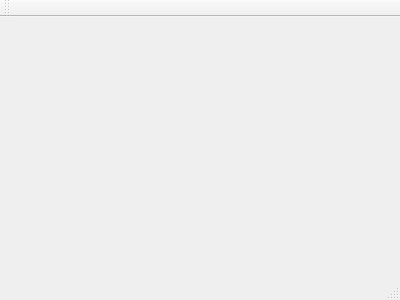
First picture: the form in mainwindow.ui, repository darkdragon276/ROBOT_5DOF_GUI, before the edit.
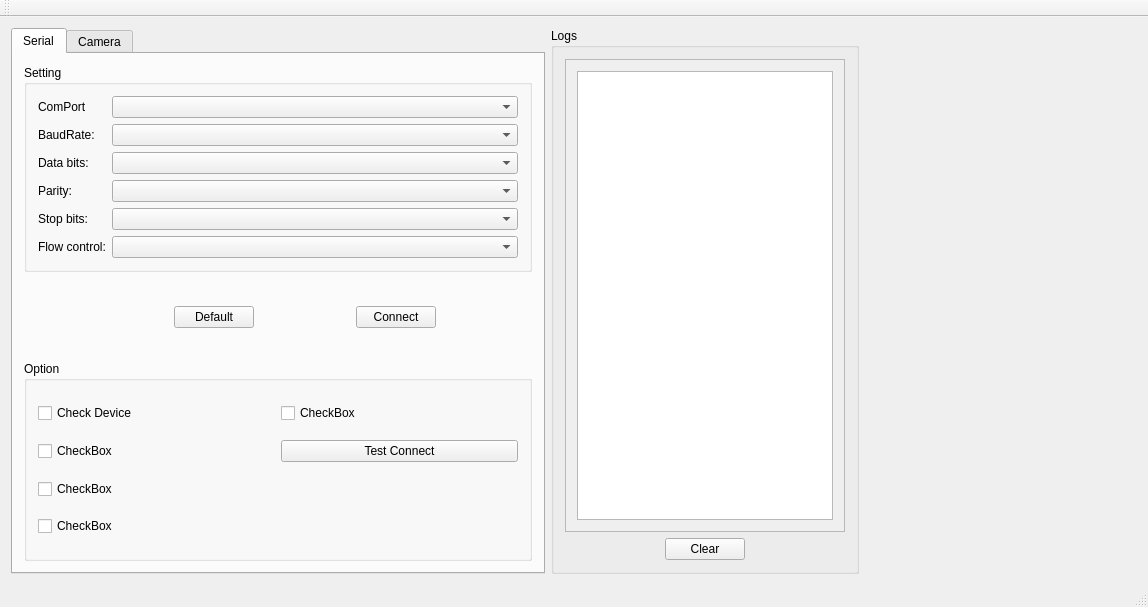
Second picture: the form after the edit. The open tabs and pages were chosen to show the change.

What changed in the file:
```diff
--- a/mainwindow.ui
+++ b/mainwindow.ui
@@ -1,24 +1,560 @@
 <ui version="4.0">
  <class>MainWindow</class>
- <widget class="QMainWindow" name="MainWindow" >
-  <property name="geometry" >
+ <widget class="QMainWindow" name="MainWindow">
+  <property name="geometry">
    <rect>
     <x>0</x>
     <y>0</y>
-    <width>400</width>
-    <height>300</height>
+    <width>1148</width>
+    <height>607</height>
    </rect>
   </property>
   <property name="windowTitle" >
    <string>MainWindow</string>
   </property>
-  <widget class="QMenuBar" name="menuBar" />
-  <widget class="QToolBar" name="mainToolBar" />
-  <widget class="QWidget" name="centralWidget" />
-  <widget class="QStatusBar" name="statusBar" />
+  <widget class="QWidget" name="centralWidget">
+   <property name="sizePolicy">
+    <sizepolicy hsizetype="Fixed" vsizetype="Fixed">
+     <horstretch>0</horstretch>
+     <verstretch>0</verstretch>
+    </sizepolicy>
+   </property>
+   <layout class="QGridLayout" name="gridLayout">
+    <item row="1" column="2">
+     <widget class="QGroupBox" name="groupBox_Logs">
+      <property name="title">
+       <string>Logs</string>
+      </property>
+      <layout class="QVBoxLayout" name="verticalLayout">
+       <item>
+        <widget class="QScrollArea" name="scrollArea">
+         <property name="widgetResizable">
+          <bool>true</bool>
+         </property>
+         <widget class="QWidget" name="scrollAreaWidgetContents">
+          <property name="geometry">
+           <rect>
+            <x>0</x>
+            <y>0</y>
+            <width>274</width>
+            <height>449</height>
+           </rect>
+          </property>
+          <layout class="QVBoxLayout" name="verticalLayout_2">
+           <item>
+            <widget class="QTextEdit" name="textEdit"/>
+           </item>
+          </layout>
+         </widget>
+        </widget>
+       </item>
+       <item>
+        <layout class="QHBoxLayout" name="horizontalLayout">
+         <item>
+          <spacer name="horizontalSpacer_6">
+           <property name="orientation">
+            <enum>Qt::Horizontal</enum>
+           </property>
+           <property name="sizeHint" stdset="0">
+            <size>
+             <width>40</width>
+             <height>20</height>
+            </size>
+           </property>
+          </spacer>
+         </item>
+         <item>
+          <widget class="QPushButton" name="pushButton_LogsClear">
+           <property name="text">
+            <string>Clear</string>
+           </property>
+          </widget>
+         </item>
+         <item>
+          <spacer name="horizontalSpacer_7">
+           <property name="orientation">
+            <enum>Qt::Horizontal</enum>
+           </property>
+           <property name="sizeHint" stdset="0">
+            <size>
+             <width>40</width>
+             <height>20</height>
+            </size>
+           </property>
+          </spacer>
+         </item>
+        </layout>
+       </item>
+      </layout>
+     </widget>
+    </item>
+    <item row="1" column="1">
+     <widget class="QTabWidget" name="tabWidget">
+      <property name="currentIndex">
+       <number>1</number>
+      </property>
+      <widget class="QWidget" name="tabSerial">
+       <attribute name="title">
+        <string>Serial</string>
+       </attribute>
+       <layout class="QGridLayout" name="gridLayout_2">
+        <item row="2" column="0">
+         <layout class="QHBoxLayout" name="horizontalLayout_2">
+          <property name="spacing">
+           <number>6</number>
+          </property>
+          <item>
+           <spacer name="horizontalSpacer_2">
+            <property name="orientation">
+             <enum>Qt::Horizontal</enum>
+            </property>
+            <property name="sizeType">
+             <enum>QSizePolicy::Fixed</enum>
+            </property>
+            <property name="sizeHint" stdset="0">
+             <size>
+              <width>150</width>
+              <height>20</height>
+             </size>
+            </property>
+           </spacer>
+          </item>
+          <item>
+           <widget class="QPushButton" name="pushButton_Serial_Default">
+            <property name="text">
+             <string>Default</string>
+            </property>
+           </widget>
+          </item>
+          <item>
+           <spacer name="horizontalSpacer">
+            <property name="orientation">
+             <enum>Qt::Horizontal</enum>
+            </property>
+            <property name="sizeHint" stdset="0">
+             <size>
+              <width>40</width>
+              <height>20</height>
+             </size>
+            </property>
+           </spacer>
+          </item>
+          <item>
+           <widget class="QPushButton" name="pushButton_Serial_Connect">
+            <property name="text">
+             <string>Connect</string>
+            </property>
+           </widget>
+          </item>
+          <item>
+           <spacer name="horizontalSpacer_3">
+            <property name="orientation">
+             <enum>Qt::Horizontal</enum>
+            </property>
+            <property name="sizeHint" stdset="0">
+             <size>
+              <width>40</width>
+              <height>20</height>
+             </size>
+            </property>
+           </spacer>
+          </item>
+         </layout>
+        </item>
+        <item row="4" column="0">
+         <widget class="QGroupBox" name="groupBox_SerialOption">
+          <property name="sizePolicy">
+           <sizepolicy hsizetype="Minimum" vsizetype="Minimum">
+            <horstretch>0</horstretch>
+            <verstretch>0</verstretch>
+           </sizepolicy>
+          </property>
+          <property name="minimumSize">
+           <size>
+            <width>0</width>
+            <height>200</height>
+           </size>
+          </property>
+          <property name="title">
+           <string>Option</string>
+          </property>
+          <layout class="QGridLayout" name="gridLayout_3">
+           <item row="0" column="0">
+            <widget class="QCheckBox" name="checkBox">
+             <property name="text">
+              <string>Check Device</string>
+             </property>
+            </widget>
+           </item>
+           <item row="1" column="1">
+            <widget class="QPushButton" name="pushButton_Test">
+             <property name="text">
+              <string>Test Connect</string>
+             </property>
+            </widget>
+           </item>
+           <item row="0" column="1">
+            <widget class="QCheckBox" name="checkBox_5">
+             <property name="text">
+              <string>CheckBox</string>
+             </property>
+            </widget>
+           </item>
+           <item row="3" column="0">
+            <widget class="QCheckBox" name="checkBox_3">
+             <property name="text">
+              <string>CheckBox</string>
+             </property>
+            </widget>
+           </item>
+           <item row="2" column="0">
+            <widget class="QCheckBox" name="checkBox_2">
+             <property name="text">
+              <string>CheckBox</string>
+             </property>
+            </widget>
+           </item>
+           <item row="1" column="0">
+            <widget class="QCheckBox" name="checkBox_4">
+             <property name="text">
+              <string>CheckBox</string>
+             </property>
+            </widget>
+           </item>
+          </layout>
+         </widget>
+        </item>
+        <item row="0" column="0">
+         <widget class="QGroupBox" name="groupBox_SerialSetting">
+          <property name="title">
+           <string>Setting</string>
+          </property>
+          <layout class="QVBoxLayout" name="verticalLayout_3">
+           <item>
+            <layout class="QFormLayout" name="formLayout">
+             <item row="0" column="0">
+              <widget class="QLabel" name="label_Comport">
+               <property name="text">
+                <string>ComPort</string>
+               </property>
+              </widget>
+             </item>
+             <item row="0" column="1">
+              <widget class="QComboBox" name="comboBox_Comport"/>
+             </item>
+             <item row="1" column="0">
+              <widget class="QLabel" name="label_Baudrate">
+               <property name="text">
+                <string>BaudRate:</string>
+               </property>
+              </widget>
+             </item>
+             <item row="1" column="1">
+              <widget class="QComboBox" name="comboBox_Baudrate"/>
+             </item>
+             <item row="2" column="0">
+              <widget class="QLabel" name="label_Databits">
+               <property name="text">
+                <string>Data bits:</string>
+               </property>
+              </widget>
+             </item>
+             <item row="2" column="1">
+              <widget class="QComboBox" name="comboBox_Databits"/>
+             </item>
+             <item row="3" column="0">
+              <widget class="QLabel" name="label_Parity">
+               <property name="text">
+                <string>Parity:</string>
+               </property>
+              </widget>
+             </item>
+             <item row="3" column="1">
+              <widget class="QComboBox" name="comboBox_Parity"/>
+             </item>
+             <item row="4" column="0">
+              <widget class="QLabel" name="label_Stopbits">
+               <property name="text">
+                <string>Stop bits:</string>
+               </property>
+              </widget>
+             </item>
+             <item row="4" column="1">
+              <widget class="QComboBox" name="comboBox_Stopbits"/>
+             </item>
+             <item row="5" column="0">
+              <widget class="QLabel" name="label_Flowcontrol">
+               <property name="text">
+                <string>Flow control:</string>
+               </property>
+              </widget>
+             </item>
+             <item row="5" column="1">
+              <widget class="QComboBox" name="comboBox_Flowcontrol"/>
+             </item>
+            </layout>
+           </item>
+          </layout>
+         </widget>
+        </item>
+        <item row="3" column="0">
+         <spacer name="verticalSpacer">
+          <property name="orientation">
+           <enum>Qt::Vertical</enum>
+          </property>
+          <property name="sizeHint" stdset="0">
+           <size>
+            <width>0</width>
+            <height>0</height>
+           </size>
+          </property>
+         </spacer>
+        </item>
+        <item row="1" column="0">
+         <spacer name="verticalSpacer_2">
+          <property name="orientation">
+           <enum>Qt::Vertical</enum>
+          </property>
+          <property name="sizeHint" stdset="0">
+           <size>
+            <width>0</width>
+            <height>0</height>
+           </size>
+          </property>
+         </spacer>
+        </item>
+       </layout>
+      </widget>
+      <widget class="QWidget" name="tabCamera">
+       <attribute name="title">
+        <string>Camera</string>
+       </attribute>
+       <layout class="QGridLayout" name="gridLayout_4">
+        <item row="0" column="0">
+         <widget class="QGroupBox" name="groupBox_Camera">
+          <property name="title">
+           <string>Camera</string>
+          </property>
+          <layout class="QVBoxLayout" name="verticalLayout_4">
+           <item>
+            <layout class="QHBoxLayout" name="horizontalLayout_4">
+             <property name="sizeConstraint">
+              <enum>QLayout::SetFixedSize</enum>
+             </property>
+             <item>
+              <widget class="QLabel" name="label_CameraDevice">
+               <property name="text">
+                <string>Device</string>
+               </property>
+              </widget>
+             </item>
+             <item>
+              <widget class="QComboBox" name="comboBox_CameraDevice">
+               <property name="sizePolicy">
+                <sizepolicy hsizetype="Minimum" vsizetype="Fixed">
+                 <horstretch>0</horstretch>
+                 <verstretch>0</verstretch>
+                </sizepolicy>
+               </property>
+               <property name="minimumSize">
+                <size>
+                 <width>200</width>
+                 <height>0</height>
+                </size>
+               </property>
+               <property name="maximumSize">
+                <size>
+                 <width>86</width>
+                 <height>16777215</height>
+                </size>
+               </property>
+              </widget>
+             </item>
+             <item>
+              <spacer name="horizontalSpacer_">
+               <property name="orientation">
+                <enum>Qt::Horizontal</enum>
+               </property>
+               <property name="sizeHint" stdset="0">
+                <size>
+                 <width>40</width>
+                 <height>20</height>
+                </size>
+               </property>
+              </spacer>
+             </item>
+             <item>
+              <widget class="QPushButton" name="pushButton_Camera_Connect">
+               <property name="text">
+                <string>Connect</string>
+               </property>
+              </widget>
+             </item>
+             <item>
+              <spacer name="horizontalSpacer_1">
+               <property name="orientation">
+                <enum>Qt::Horizontal</enum>
+               </property>
+               <property name="sizeHint" stdset="0">
+                <size>
+                 <width>40</width>
+                 <height>20</height>
+                </size>
+               </property>
+              </spacer>
+             </item>
+            </layout>
+           </item>
+           <item>
+            <widget class="QLabel" name="label_Camera_show">
+             <property name="sizePolicy">
+              <sizepolicy hsizetype="Fixed" vsizetype="Fixed">
+               <horstretch>0</horstretch>
+               <verstretch>0</verstretch>
+              </sizepolicy>
+             </property>
+             <property name="minimumSize">
+              <size>
+               <width>480</width>
+               <height>320</height>
+              </size>
+             </property>
+             <property name="maximumSize">
+              <size>
+               <width>1920</width>
+               <height>1080</height>
+              </size>
+             </property>
+             <property name="autoFillBackground">
+              <bool>true</bool>
+             </property>
+             <property name="frameShape">
+              <enum>QFrame::Box</enum>
+             </property>
+             <property name="lineWidth">
+              <number>2</number>
+             </property>
+             <property name="text">
+              <string>Video</string>
+             </property>
+            </widget>
+           </item>
+           <item>
+            <layout class="QHBoxLayout" name="horizontalLayout_3">
+             <property name="sizeConstraint">
+              <enum>QLayout::SetFixedSize</enum>
+             </property>
+             <item>
+              <spacer name="horizontalSpacer_4">
+               <property name="orientation">
+                <enum>Qt::Horizontal</enum>
+               </property>
+               <property name="sizeHint" stdset="0">
+                <size>
+                 <width>40</width>
+                 <height>20</height>
+                </size>
+               </property>
+              </spacer>
+             </item>
+             <item>
+              <widget class="QPushButton" name="pushButton_TestCamera">
+               <property name="text">
+                <string>Test Camera</string>
+               </property>
+              </widget>
+             </item>
+             <item>
+              <spacer name="horizontalSpacer_5">
+               <property name="orientation">
+                <enum>Qt::Horizontal</enum>
+               </property>
+               <property name="sizeHint" stdset="0">
+                <size>
+                 <width>40</width>
+                 <height>20</height>
+                </size>
+               </property>
+              </spacer>
+             </item>
+             <item>
+              <widget class="QPushButton" name="pushButton_Calib">
+               <property name="text">
+                <string>Calib</string>
+               </property>
+              </widget>
+             </item>
+             <item>
+              <spacer name="horizontalSpacer_8">
+               <property name="orientation">
+                <enum>Qt::Horizontal</enum>
+               </property>
+               <property name="sizeHint" stdset="0">
+                <size>
+                 <width>40</width>
+                 <height>20</height>
+                </size>
+               </property>
+              </spacer>
+             </item>
+             <item>
+              <widget class="QPushButton" name="pushButton_Run">
+               <property name="text">
+                <string>Run</string>
+               </property>
+              </widget>
+             </item>
+             <item>
+              <spacer name="horizontalSpacer_9">
+               <property name="orientation">
+                <enum>Qt::Horizontal</enum>
+               </property>
+               <property name="sizeHint" stdset="0">
+                <size>
+                 <width>40</width>
+                 <height>20</height>
+                </size>
+               </property>
+              </spacer>
+             </item>
+            </layout>
+           </item>
+          </layout>
+         </widget>
+        </item>
+       </layout>
+      </widget>
+     </widget>
+    </item>
+    <item row="1" column="3">
+     <widget class="QStackedWidget" name="stackedWidget">
+      <widget class="QWidget" name="page"/>
+      <widget class="QWidget" name="page_2"/>
+     </widget>
+    </item>
+   </layout>
+  </widget>
+  <widget class="QMenuBar" name="menuBar">
+   <property name="geometry">
+    <rect>
+     <x>0</x>
+     <y>0</y>
+     <width>1148</width>
+     <height>22</height>
+    </rect>
+   </property>
+  </widget>
+  <widget class="QToolBar" name="mainToolBar">
+   <attribute name="toolBarArea">
+    <enum>TopToolBarArea</enum>
+   </attribute>
+   <attribute name="toolBarBreak">
+    <bool>false</bool>
+   </attribute>
+  </widget>
+  <widget class="QStatusBar" name="statusBar"/>
  </widget>
- <layoutDefault spacing="6" margin="11" />
- <pixmapfunction></pixmapfunction>
+ <layoutdefault spacing="6" margin="11"/>
  <resources/>
  <connections/>
 </ui>
```
Left out of the diff: 3 changed lines with no effect on the pictures.
